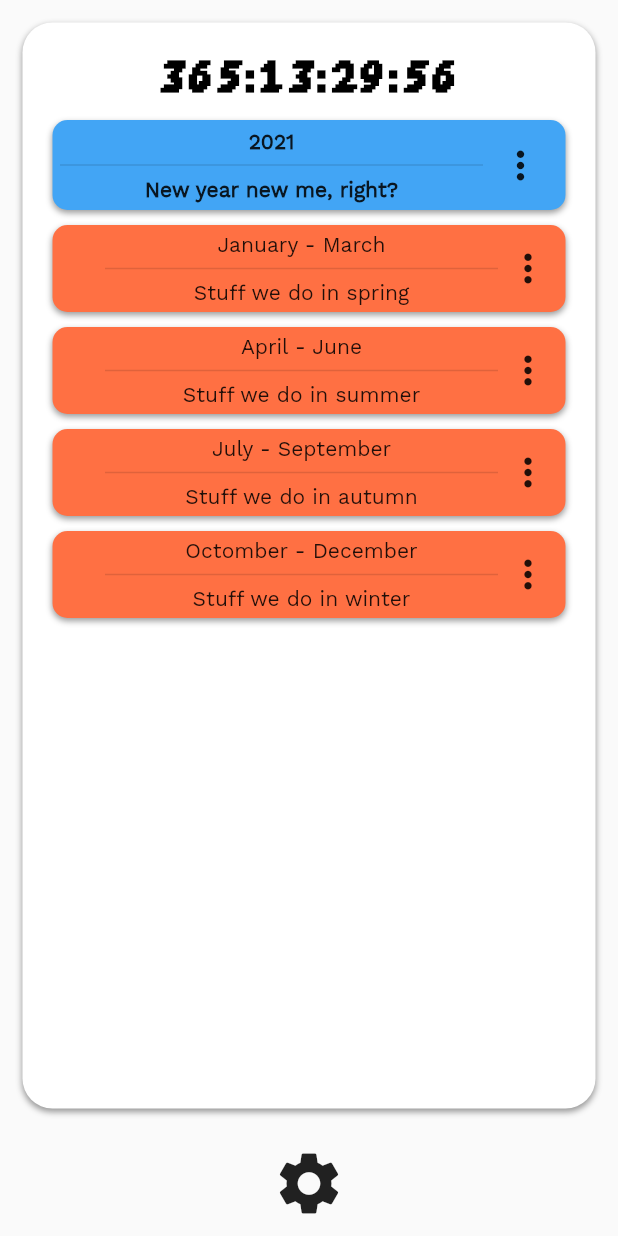
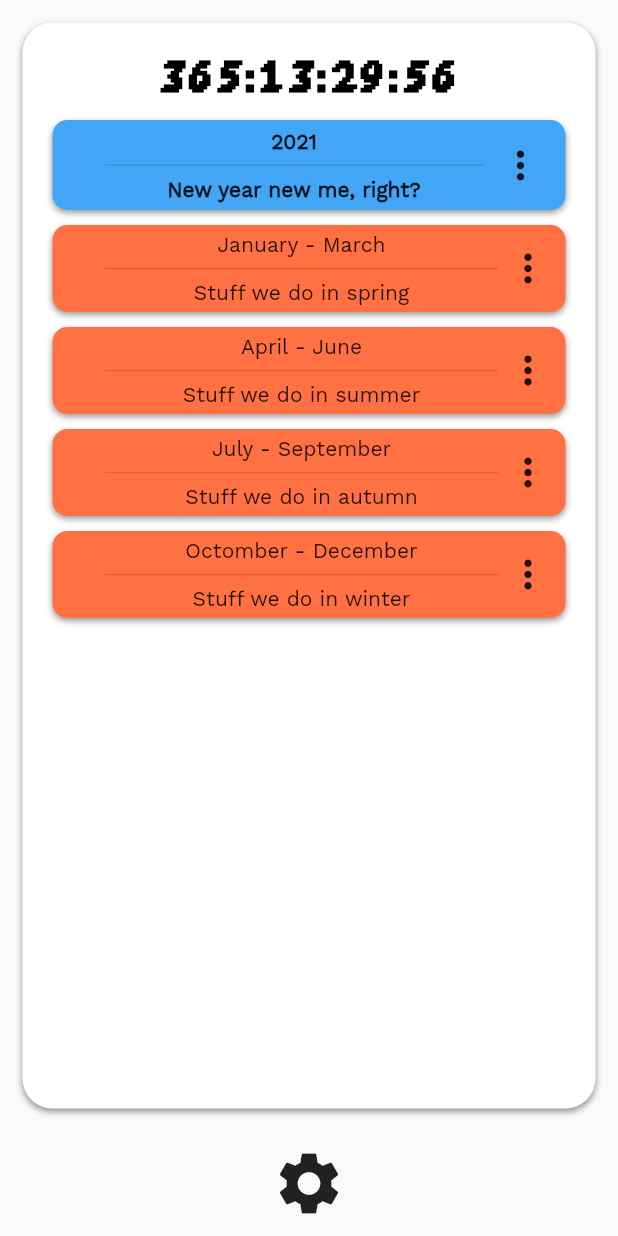
Before and after one commit to XDDK/LightPlan, a Flutter app: the MainPage screen opened directly, after a tap on the "add" icon, on a phone screen of 412 x 824 dp. Run offline on Flutter 3.47's test engine with Material 2 defaults, Android fonts, the phone set to English and light mode, and no system bars; our stand-ins replace flutter_keyboard_visibility, hive, hive_flutter; accounts and stored records are empty; generated files the repository leaves out were written again.

Commit message:
small bug fix

```diff
--- a/lib/ui/widgets/task/task_container.dart
+++ b/lib/ui/widgets/task/task_container.dart
@@ -105,6 +105,10 @@ class _TaskContainerState extends State<TaskContainer> {
         child: Row(
           children: [
             // HOME and BACK buttons
+            Visibility(
+              visible: widget.task.parentId == null,
+              child: Container(width: 30)
+            ),
             Column(
               children: [
                 _buildIcon(
```
